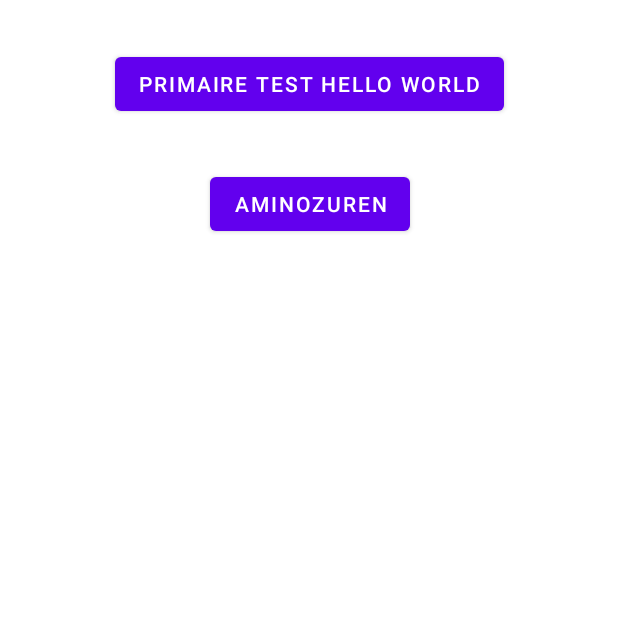
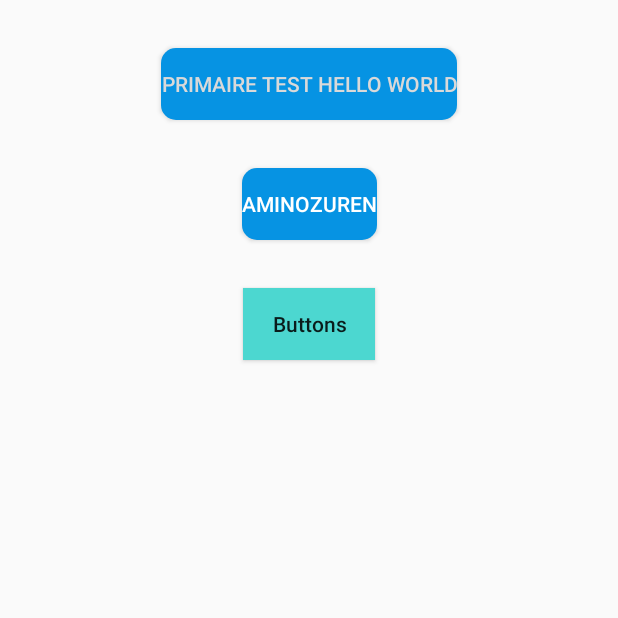
Before and after one commit to jey-ou/testAppAppLab, an Android app: the TestenActivity screen opened directly, with no data from a screen before it, on a phone screen of 412 x 824 dp, the top half of it. Run offline under Robolectric (Android 15) with nearby library versions, the phone set to English and light mode, and no system bars; our stand-ins replace Firebase (no records; nobody signed in at launch, a user with empty details on screens opened directly).

Commit message:
update VeiligThuis app

```diff
--- a/app/src/main/java/com/example/testapp_applab/SignInOut/TestenActivity.java
+++ b/app/src/main/java/com/example/testapp_applab/SignInOut/TestenActivity.java
@@ -3,6 +3,8 @@ package com.example.testapp_applab.SignInOut;
 
 
 import androidx.appcompat.app.AppCompatActivity;
+
+import com.example.testapp_applab.Buttons.ButtonExampleActivity;
 import com.example.testapp_applab.R;
 import com.example.testapp_applab.Voorbeelden.Aminozuren;
 import com.google.firebase.auth.FirebaseAuth;
@@ -30,6 +32,8 @@ public class TestenActivity extends AppCompatActivity {
         myRef = database.getReference("message");
 
         Button btn_primair = (Button) findViewById(R.id.btn_primaireTest);
+        Button btnAminozuren = findViewById(R.id.btn_recyclerView);
+        Button btnOntwerpen = findViewById(R.id.button_ontwerpen);
         btn_primair.setOnClickListener(new View.OnClickListener() {
             @Override
             public void onClick(View view) {
@@ -37,11 +41,17 @@ public class TestenActivity extends AppCompatActivity {
             }
         });
 
-        Button btnAminozuren = findViewById(R.id.btn_recyclerView);
+
         btnAminozuren.setOnClickListener(new View.OnClickListener() {
             @Override
             public void onClick(View view) {
                 recycler();
+            }
+        });
+        btnOntwerpen.setOnClickListener(new View.OnClickListener() {
+            @Override
+            public void onClick(View view) {
+                buttonOntwerpen();
             }
         });
     }
@@ -55,6 +65,10 @@ public class TestenActivity extends AppCompatActivity {
         Intent intent = new Intent (getApplicationContext(), Aminozuren.class);
         startActivity(intent);
 
+    }
+    public void buttonOntwerpen(){
+        Intent intent = new Intent (getApplicationContext(), ButtonExampleActivity.class);
+        startActivity(intent);
     }
 }
 
--- /dev/null
+++ b/app/src/main/res/drawable/square_button.xml
@@ -0,0 +1,17 @@
+<?xml version="1.0" encoding="utf-8"?>
+<selector xmlns:android="http://schemas.android.com/apk/res/android">
+    <item android:state_pressed="false">
+       <shape>
+           <solid android:color="@color/lime">
+
+           </solid>
+       </shape>
+    </item>
+    <item android:state_pressed="true">
+        <shape>
+            <solid android:color="@color/lime_dark">
+
+            </solid>
+        </shape>
+    </item>
+</selector>
--- a/app/src/main/res/layout/activity_button_example.xml
+++ b/app/src/main/res/layout/activity_button_example.xml
@@ -2,6 +2,7 @@
 <androidx.constraintlayout.widget.ConstraintLayout xmlns:android="http://schemas.android.com/apk/res/android"
     xmlns:app="http://schemas.android.com/apk/res-auto"
     xmlns:tools="http://schemas.android.com/tools"
+    android:id="@+id/backg"
     android:layout_width="match_parent"
     android:layout_height="match_parent"
     tools:context=".Buttons.ButtonExampleActivity">
@@ -16,10 +17,10 @@
         app:layout_constraintTop_toTopOf="parent" />
 
     <Button
-        android:id="@+id/button3"
+        android:id="@+id/background"
         android:layout_width="wrap_content"
         android:layout_height="wrap_content"
-        android:backgroundTint="@color/lime"
+        android:background="@drawable/square_button"
         android:text="Button"
         app:layout_constraintEnd_toEndOf="parent"
         app:layout_constraintStart_toStartOf="parent"
--- a/app/src/main/res/layout/activity_sign_in.xml
+++ b/app/src/main/res/layout/activity_sign_in.xml
@@ -5,6 +5,8 @@
     android:layout_width="match_parent"
     android:layout_height="match_parent"
     tools:context=".SignInOut.SignInActivity">
+
+    <include layout="@layout/toolbar" />
 
     <ImageView
         android:id="@+id/imageView2"
@@ -48,7 +50,7 @@
         android:id="@+id/buttonLogIn"
         android:layout_width="wrap_content"
         android:layout_height="wrap_content"
-        android:backgroundTint="@color/veiligthuis_blauw"
+        android:background="@drawable/button_veilig_thuis_homescreen"
         android:text="@string/nav_logIn"
         android:textColor="@color/white"
         app:layout_constraintBottom_toBottomOf="parent"
--- a/app/src/main/res/layout/activity_testen.xml
+++ b/app/src/main/res/layout/activity_testen.xml
@@ -11,7 +11,9 @@
         android:layout_width="wrap_content"
         android:layout_height="wrap_content"
         android:layout_marginTop="32dp"
+        android:background="@drawable/button_veilig_thuis_homescreen"
         android:text="primaire test hello world"
+        android:textColor="@color/veiligthuis_grijs"
         app:layout_constraintEnd_toEndOf="parent"
         app:layout_constraintStart_toStartOf="parent"
         app:layout_constraintTop_toTopOf="parent" />
@@ -21,8 +23,22 @@
         android:layout_width="wrap_content"
         android:layout_height="wrap_content"
         android:layout_marginTop="32dp"
+        android:background="@drawable/button_veilig_thuis_homescreen"
         android:text="Aminozuren"
+        android:textColor="@color/white"
         app:layout_constraintEnd_toEndOf="@+id/btn_primaireTest"
         app:layout_constraintStart_toStartOf="@+id/btn_primaireTest"
         app:layout_constraintTop_toBottomOf="@+id/btn_primaireTest" />
+
+    <Button
+        android:id="@+id/button_ontwerpen"
+        android:layout_width="wrap_content"
+        android:layout_height="wrap_content"
+        android:layout_marginTop="32dp"
+        android:text="@string/button_ontwerpen"
+        android:textAllCaps="false"
+        android:background="@drawable/square_button"
+        app:layout_constraintEnd_toEndOf="parent"
+        app:layout_constraintStart_toStartOf="parent"
+        app:layout_constraintTop_toBottomOf="@+id/btn_recyclerView" />
 </androidx.constraintlayout.widget.ConstraintLayout>
--- a/app/src/main/res/values/colors.xml
+++ b/app/src/main/res/values/colors.xml
@@ -16,4 +16,5 @@
     <color name="veiligthuis_groen">#2BC57B</color>
     <color name="veiligthuis_grijs">#D9D9D9</color>
     <color name="lime">#4CD7D0</color>
+    <color name="lime_dark">#2C817D</color>
 </resources>
--- a/app/src/main/res/values/strings.xml
+++ b/app/src/main/res/values/strings.xml
@@ -14,6 +14,7 @@
     <string name="molecule_name">naam</string>
     <string name="molecule_1Letter">A</string>
     <string name="molecule_3Letter">AUB</string>
+    <string name="button_ontwerpen">Buttons</string>
 
     <string-array name="amino_acids_full_text">
         <item>Alanine</item>
--- a/app/src/main/res/values/themes.xml
+++ b/app/src/main/res/values/themes.xml
@@ -1,6 +1,6 @@
 <resources xmlns:tools="http://schemas.android.com/tools">
     <!-- Base application theme. -->
-    <style name="Theme.TestAppAppLab" parent="Theme.MaterialComponents.DayNight.NoActionBar">
+    <style name="Theme.TestAppAppLab" parent="Theme.AppCompat.DayNight.NoActionBar">
         <!-- Primary brand color. -->
         <item name="colorPrimary">@color/purple_500</item>
         <item name="colorPrimaryVariant">@color/purple_700</item>
--- a/build.gradle
+++ b/build.gradle
@@ -4,6 +4,6 @@ buildscript {
     }
 }// Top-level build file where you can add configuration options common to all sub-projects/modules.
 plugins {
-    id 'com.android.application' version '7.4.2' apply false
-    id 'com.android.library' version '7.4.2' apply false
+    id 'com.android.application' version '8.0.0' apply false
+    id 'com.android.library' version '8.0.0' apply false
 }
--- a/gradle.properties
+++ b/gradle.properties
@@ -19,3 +19,5 @@ android.useAndroidX=true
 # resources declared in the library itself and none from the library's dependencies,
 # thereby reducing the size of the R class for that library
 android.nonTransitiveRClass=true
+android.defaults.buildfeatures.buildconfig=true
+android.nonFinalResIds=false
```
Also changed, not shown: app/src/main/AndroidManifest.xml (+7 -1 lines), app/src/main/java/com/example/testapp_applab/JSONdemo/JsonDemoActivity.java (added, +16 -0 lines), app/src/main/java/com/example/testapp_applab/LifeCycleDemo/LifeCyleDemo2.java (added, +16 -0 lines), app/src/main/res/layout/activity_json_demo.xml (added, +9 -0 lines), app/src/main/res/layout/activity_life_cyle_demo2.xml (added, +9 -0 lines), app/src/main/res/layout/activity_sign_up.xml (+15 -22 lines), gradle/wrapper/gradle-wrapper.properties.
